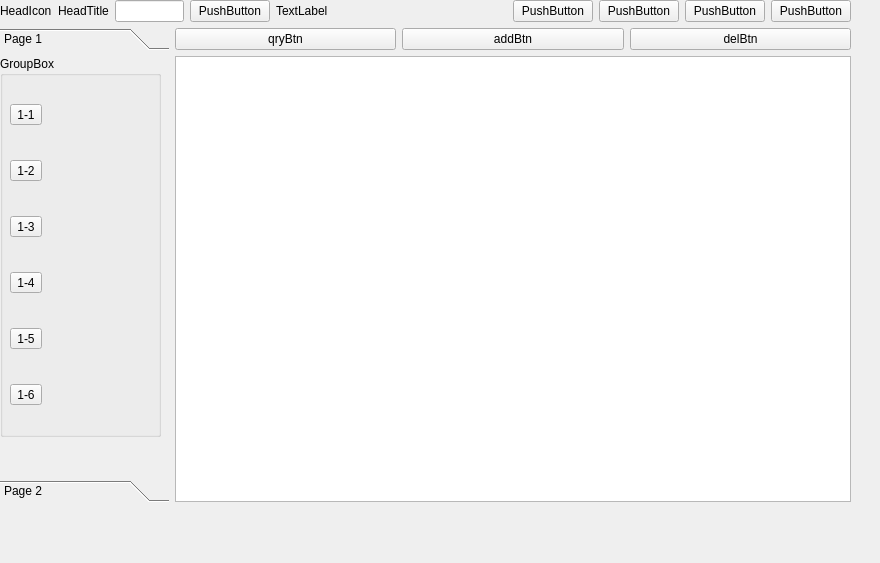
Qt form src/ui/winsWidget.ui (winsomexiao/PyDemo) before a commit.
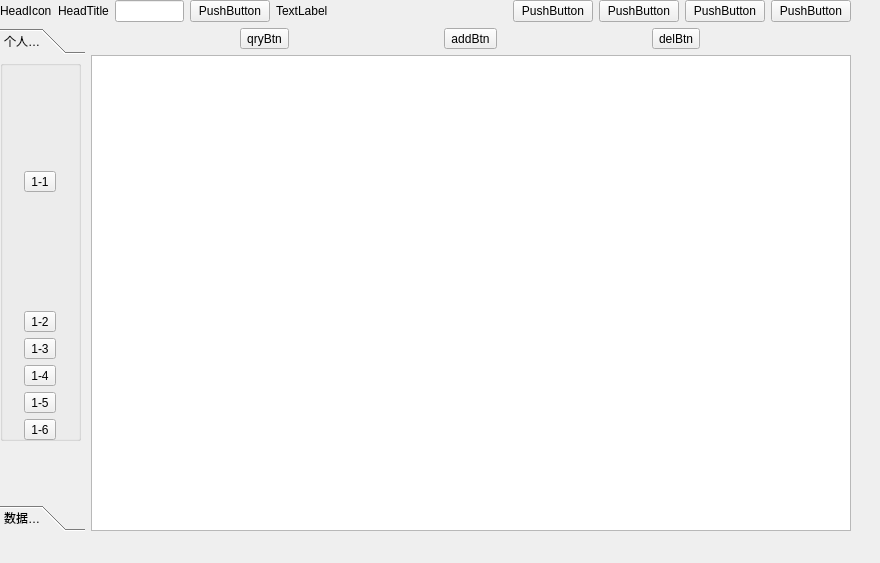
The same form after that commit. The open tabs and pages were chosen to show the change.

What changed in the file:
```diff
--- a/src/ui/winsWidget.ui
+++ b/src/ui/winsWidget.ui
@@ -22,12 +22,12 @@
      <height>561</height>
     </rect>
    </property>
-   <layout class="QGridLayout" name="mainLayout" rowstretch="1,8,1">
+   <layout class="QGridLayout" name="mainLayout" rowstretch="2,17,1">
     <item row="2" column="0">
      <layout class="QHBoxLayout" name="bottomLayout"/>
     </item>
     <item row="1" column="0">
-     <layout class="QHBoxLayout" name="centerLayout" stretch="2,8">
+     <layout class="QHBoxLayout" name="centerLayout" stretch="1,9">
       <item>
        <layout class="QVBoxLayout" name="leftLayout">
         <item>
@@ -40,71 +40,71 @@
             <rect>
              <x>0</x>
              <y>0</y>
-             <width>166</width>
-             <height>381</height>
+             <width>98</width>
+             <height>28</height>
             </rect>
            </property>
            <attribute name="label">
-            <string>Page 1</string>
+            <string>个人账务</string>
            </attribute>
            <widget class="QGroupBox" name="page1group">
             <property name="geometry">
              <rect>
               <x>0</x>
               <y>0</y>
-              <width>161</width>
+              <width>81</width>
               <height>381</height>
              </rect>
             </property>
             <property name="title">
-             <string>GroupBox</string>
+             <string/>
             </property>
             <widget class="QWidget" name="verticalLayoutWidget_2">
              <property name="geometry">
               <rect>
-               <x>10</x>
-               <y>19</y>
-               <width>141</width>
-               <height>361</height>
+               <x>0</x>
+               <y>-1</y>
+               <width>81</width>
+               <height>381</height>
               </rect>
              </property>
-             <layout class="QVBoxLayout" name="verticalLayout">
-              <item>
+             <layout class="QVBoxLayout" name="page1layout">
+              <item alignment="Qt::AlignHCenter|Qt::AlignVCenter">
                <widget class="QToolButton" name="page1btn1">
                 <property name="text">
                  <string>1-1</string>
                 </property>
                </widget>
               </item>
-              <item>
+              <item alignment="Qt::AlignHCenter">
                <widget class="QToolButton" name="page1btn2">
                 <property name="text">
                  <string>1-2</string>
                 </property>
                </widget>
               </item>
-              <item>
+              <item alignment="Qt::AlignHCenter">
                <widget class="QToolButton" name="page1btn3">
                 <property name="text">
                  <string>1-3</string>
                 </property>
                </widget>
               </item>
-              <item>
+              <item alignment="Qt::AlignHCenter">
                <widget class="QToolButton" name="page1btn4">
                 <property name="text">
                  <string>1-4</string>
                 </property>
                </widget>
               </item>
-              <item>
+              <item alignment="Qt::AlignHCenter">
                <widget class="QToolButton" name="page1btn5">
                 <property name="text">
                  <string>1-5</string>
                 </property>
                </widget>
               </item>
-              <item>
+              <item alignment="Qt::AlignHCenter">
                <widget class="QToolButton" name="page1btn6">
                 <property name="text">
                  <string>1-6</string>
@@ -125,7 +125,7 @@
             </rect>
            </property>
            <attribute name="label">
-            <string>Page 2</string>
+            <string>数据采集</string>
            </attribute>
            <widget class="QGroupBox" name="page2group">
             <property name="geometry">
@@ -197,21 +197,21 @@
         <item row="0" column="0">
          <layout class="QHBoxLayout" name="rightBtnsLayout">
           <item>
-           <widget class="QPushButton" name="qryBtn">
+           <widget class="QToolButton" name="qryBtn">
             <property name="text">
              <string>qryBtn</string>
             </property>
            </widget>
           </item>
           <item>
-           <widget class="QPushButton" name="addBtn">
+           <widget class="QToolButton" name="addBtn">
             <property name="text">
              <string>addBtn</string>
             </property>
            </widget>
           </item>
           <item>
-           <widget class="QPushButton" name="delBtn">
+           <widget class="QToolButton" name="delBtn">
             <property name="text">
              <string>delBtn</string>
             </property>
```
Left out of the diff: 24 changed lines with no effect on the pictures.
